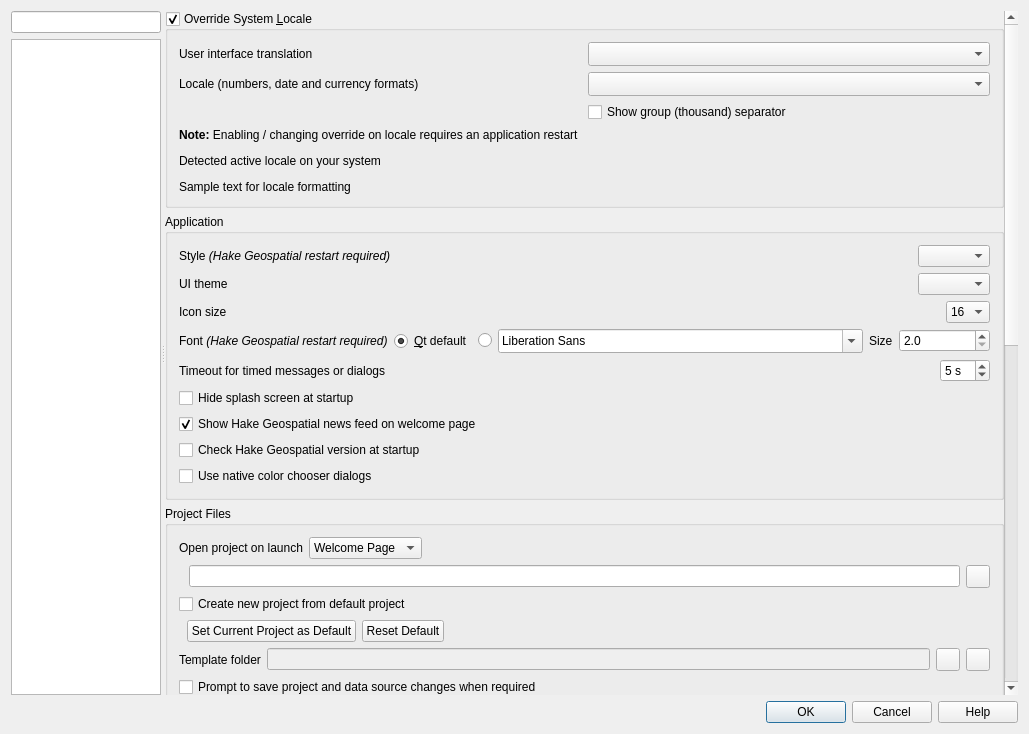
Before: the Qt Designer form src/ui/qgsoptionsbase.ui in Subhankar-hub/hake-gis, drawn with Qt 5.
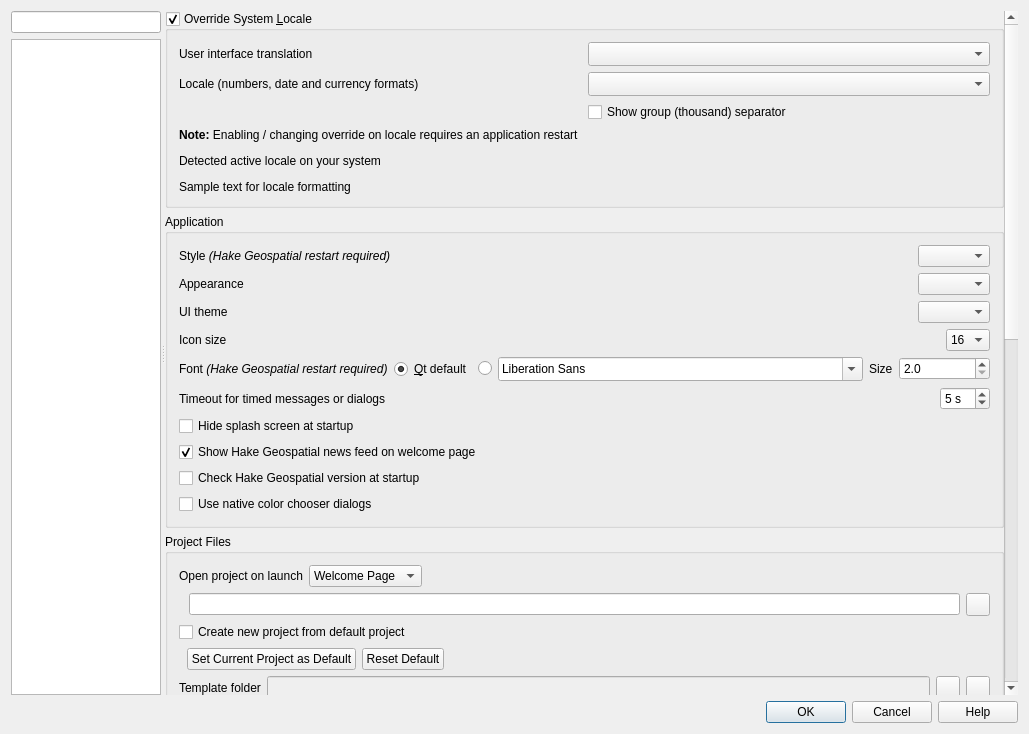
After: the same form once the commit is applied. The open tabs and pages were chosen to show the change. Icons and pictures are not drawn. Custom widgets are drawn as their Qt base class.

The edit to the form file:
```diff
--- a/src/ui/qgsoptionsbase.ui
+++ b/src/ui/qgsoptionsbase.ui
@@ -285,6 +285,36 @@
                     </item>
                    </layout>
                   </item>
+                  <item>
+                   <layout class="QHBoxLayout" name="horizontalLayoutAppearance">
+                    <property name="topMargin">
+                     <number>0</number>
+                    </property>
+                    <item>
+                     <widget class="QLabel" name="lblAppearance">
+                      <property name="text">
+                       <string>Appearance</string>
+                      </property>
+                     </widget>
+                    </item>
+                    <item>
+                     <spacer name="horizontalSpacerAppearance">
+                      <property name="orientation">
+                       <enum>Qt::Orientation::Horizontal</enum>
+                      </property>
+                      <property name="sizeHint" stdset="0">
+                       <size>
+                        <width>40</width>
+                        <height>20</height>
+                       </size>
+                      </property>
+                     </spacer>
+                    </item>
+                    <item>
+                     <widget class="QComboBox" name="cmbAppearance"/>
+                    </item>
+                   </layout>
+                  </item>
                   <item>
                    <layout class="QHBoxLayout" name="horizontalLayout_37">
                     <property name="topMargin">
```
Left out of the diff: 1 changed line with no effect on the pictures.
